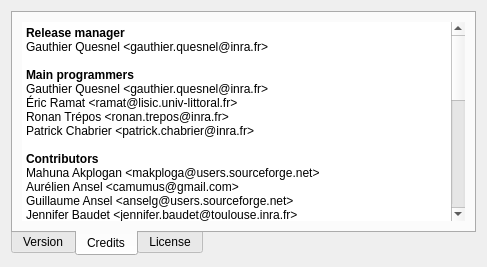
vle-forge/vle, file src/vle/gvle/aboutbox.ui: the form before one commit.
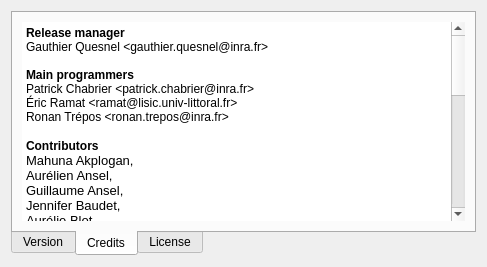
The form after the commit. The open tabs and pages were chosen to show the change. Icons and pictures are not drawn.

What changed in the file:
```diff
--- a/src/vle/gvle/aboutbox.ui
+++ b/src/vle/gvle/aboutbox.ui
@@ -139,38 +139,39 @@
 &lt;p style=&quot; margin-top:0px; margin-bottom:0px; margin-left:0px; margin-right:0px; -qt-block-indent:0; text-indent:0px;&quot;&gt;&lt;span style=&quot; font-family:'Cantarell'; font-size:9pt;&quot;&gt;Gauthier Quesnel &amp;lt;gauthier.quesnel@inra.fr&amp;gt;&lt;/span&gt;&lt;/p&gt;
 &lt;p style=&quot;-qt-paragraph-type:empty; margin-top:0px; margin-bottom:0px; margin-left:0px; margin-right:0px; -qt-block-indent:0; text-indent:0px; font-family:'Cantarell'; font-size:9pt;&quot;&gt;&lt;br /&gt;&lt;/p&gt;
 &lt;p style=&quot; margin-top:0px; margin-bottom:0px; margin-left:0px; margin-right:0px; -qt-block-indent:0; text-indent:0px;&quot;&gt;&lt;span style=&quot; font-family:'Cantarell'; font-size:9pt; font-weight:600;&quot;&gt;Main programmers&lt;/span&gt;&lt;/p&gt;
-&lt;p style=&quot; margin-top:0px; margin-bottom:0px; margin-left:0px; margin-right:0px; -qt-block-indent:0; text-indent:0px;&quot;&gt;&lt;span style=&quot; font-family:'Cantarell'; font-size:9pt;&quot;&gt;Gauthier Quesnel &amp;lt;gauthier.quesnel@inra.fr&amp;gt;&lt;/span&gt;&lt;/p&gt;
+&lt;p style=&quot; margin-top:0px; margin-bottom:0px; margin-left:0px; margin-right:0px; -qt-block-indent:0; text-indent:0px;&quot;&gt;&lt;span style=&quot; font-family:'Cantarell'; font-size:9pt;&quot;&gt;Patrick Chabrier &amp;lt;patrick.chabrier@inra.fr&amp;gt;&lt;/span&gt;&lt;/p&gt;
 &lt;p style=&quot; margin-top:0px; margin-bottom:0px; margin-left:0px; margin-right:0px; -qt-block-indent:0; text-indent:0px;&quot;&gt;&lt;span style=&quot; font-family:'Cantarell'; font-size:9pt;&quot;&gt;Éric Ramat &amp;lt;ramat@lisic.univ-littoral.fr&amp;gt;&lt;/span&gt;&lt;/p&gt;
 &lt;p style=&quot; margin-top:0px; margin-bottom:0px; margin-left:0px; margin-right:0px; -qt-block-indent:0; text-indent:0px;&quot;&gt;&lt;span style=&quot; font-family:'Cantarell'; font-size:9pt;&quot;&gt;Ronan Trépos &amp;lt;ronan.trepos@inra.fr&amp;gt;&lt;/span&gt;&lt;/p&gt;
-&lt;p style=&quot; margin-top:0px; margin-bottom:0px; margin-left:0px; margin-right:0px; -qt-block-indent:0; text-indent:0px;&quot;&gt;&lt;span style=&quot; font-family:'Cantarell'; font-size:9pt;&quot;&gt;Patrick Chabrier &amp;lt;patrick.chabrier@inra.fr&amp;gt;&lt;/span&gt;&lt;/p&gt;
-&lt;p style=&quot;-qt-paragraph-type:empty; margin-top:0px; margin-bottom:0px; margin-left:0px; margin-right:0px; -qt-block-indent:0; text-indent:0px; font-family:'Cantarell'; font-size:9pt;&quot;&gt;&lt;br /&gt;&lt;/p&gt;
+&lt;p style=&quot;-qt-paragraph-type:empty; margin-top:0px; margin-bottom:0px; margin-left:0px; margin-right:0px; -qt-block-indent:0; text-indent:0px;&quot;&gt;&lt;br /&gt;&lt;/p&gt;
 &lt;p style=&quot; margin-top:0px; margin-bottom:0px; margin-left:0px; margin-right:0px; -qt-block-indent:0; text-indent:0px;&quot;&gt;&lt;span style=&quot; font-family:'Cantarell'; font-size:9pt; font-weight:600;&quot;&gt;Contributors&lt;/span&gt;&lt;/p&gt;
-&lt;p style=&quot; margin-top:0px; margin-bottom:0px; margin-left:0px; margin-right:0px; -qt-block-indent:0; text-indent:0px;&quot;&gt;&lt;span style=&quot; font-size:9pt;&quot;&gt;Mahuna Akplogan &amp;lt;makploga@users.sourceforge.net&amp;gt;&lt;/span&gt;&lt;/p&gt;
-&lt;p style=&quot; margin-top:0px; margin-bottom:0px; margin-left:0px; margin-right:0px; -qt-block-indent:0; text-indent:0px;&quot;&gt;&lt;span style=&quot; font-size:9pt;&quot;&gt;Aurélien Ansel &amp;lt;camumus@gmail.com&amp;gt;&lt;/span&gt;&lt;/p&gt;
-&lt;p style=&quot; margin-top:0px; margin-bottom:0px; margin-left:0px; margin-right:0px; -qt-block-indent:0; text-indent:0px;&quot;&gt;&lt;span style=&quot; font-size:9pt;&quot;&gt;Guillaume Ansel &amp;lt;anselg@users.sourceforge.net&amp;gt;&lt;/span&gt;&lt;/p&gt;
-&lt;p style=&quot; margin-top:0px; margin-bottom:0px; margin-left:0px; margin-right:0px; -qt-block-indent:0; text-indent:0px;&quot;&gt;&lt;span style=&quot; font-size:9pt;&quot;&gt;Jennifer Baudet &amp;lt;jennifer.baudet@toulouse.inra.fr&amp;gt;&lt;/span&gt;&lt;/p&gt;
-&lt;p style=&quot; margin-top:0px; margin-bottom:0px; margin-left:0px; margin-right:0px; -qt-block-indent:0; text-indent:0px;&quot;&gt;&lt;span style=&quot; font-size:9pt;&quot;&gt;Aurélie Blot &amp;lt;ablot@users.sourceforge.net&amp;gt;&lt;/span&gt;&lt;/p&gt;
-&lt;p style=&quot; margin-top:0px; margin-bottom:0px; margin-left:0px; margin-right:0px; -qt-block-indent:0; text-indent:0px;&quot;&gt;&lt;span style=&quot; font-size:9pt;&quot;&gt;Bruno Bonté &amp;lt;bruno.bonte@cirad.fr&amp;gt;&lt;/span&gt;&lt;/p&gt;
-&lt;p style=&quot; margin-top:0px; margin-bottom:0px; margin-left:0px; margin-right:0px; -qt-block-indent:0; text-indent:0px;&quot;&gt;&lt;span style=&quot; font-size:9pt;&quot;&gt;Pierre Casadebaig &amp;lt;pierre.casadebaig@toulouse.inra.fr&amp;gt;&lt;/span&gt;&lt;/p&gt;
-&lt;p style=&quot; margin-top:0px; margin-bottom:0px; margin-left:0px; margin-right:0px; -qt-block-indent:0; text-indent:0px;&quot;&gt;&lt;span style=&quot; font-size:9pt;&quot;&gt;Éric Casellas &amp;lt;eric.casellas@inra.fr&amp;gt;&lt;/span&gt;&lt;/p&gt;
-&lt;p style=&quot; margin-top:0px; margin-bottom:0px; margin-left:0px; margin-right:0px; -qt-block-indent:0; text-indent:0px;&quot;&gt;&lt;span style=&quot; font-size:9pt;&quot;&gt;Genevieve Cirera &amp;lt;gcicera@eriste.toulouse.inra.fr&amp;gt;&lt;/span&gt;&lt;/p&gt;
-&lt;p style=&quot; margin-top:0px; margin-bottom:0px; margin-left:0px; margin-right:0px; -qt-block-indent:0; text-indent:0px;&quot;&gt;&lt;span style=&quot; font-size:9pt;&quot;&gt;Rémy Desrivieres &amp;lt;remy.desrivieres@gmail.com&amp;gt;&lt;/span&gt;&lt;/p&gt;
-&lt;p style=&quot; margin-top:0px; margin-bottom:0px; margin-left:0px; margin-right:0px; -qt-block-indent:0; text-indent:0px;&quot;&gt;&lt;span style=&quot; font-size:9pt;&quot;&gt;Raphaël Duboz &amp;lt;raphael.duboz@cirad.fr&amp;gt;&lt;/span&gt;&lt;/p&gt;
-&lt;p style=&quot; margin-top:0px; margin-bottom:0px; margin-left:0px; margin-right:0px; -qt-block-indent:0; text-indent:0px;&quot;&gt;&lt;span style=&quot; font-size:9pt;&quot;&gt;David Duvivier &amp;lt;david.duvivier@lil.univ-littoral.fr&amp;gt;&lt;/span&gt;&lt;/p&gt;
-&lt;p style=&quot; margin-top:0px; margin-bottom:0px; margin-left:0px; margin-right:0px; -qt-block-indent:0; text-indent:0px;&quot;&gt;&lt;span style=&quot; font-size:9pt;&quot;&gt;Mikaël Grialou &amp;lt;mikael.grialou@inra.fr&amp;gt;&lt;/span&gt;&lt;/p&gt;
-&lt;p style=&quot; margin-top:0px; margin-bottom:0px; margin-left:0px; margin-right:0px; -qt-block-indent:0; text-indent:0px;&quot;&gt;&lt;span style=&quot; font-size:9pt;&quot;&gt;Nathanaël Jourdane &amp;lt;roipoussiere@gmail.com&amp;gt;&lt;/span&gt;&lt;/p&gt;
-&lt;p style=&quot; margin-top:0px; margin-bottom:0px; margin-left:0px; margin-right:0px; -qt-block-indent:0; text-indent:0px;&quot;&gt;&lt;span style=&quot; font-size:9pt;&quot;&gt;Cyril Marcq &amp;lt;cmarcq@users.sourceforge.net&amp;gt;&lt;/span&gt;&lt;/p&gt;
-&lt;p style=&quot; margin-top:0px; margin-bottom:0px; margin-left:0px; margin-right:0px; -qt-block-indent:0; text-indent:0px;&quot;&gt;&lt;span style=&quot; font-size:9pt;&quot;&gt;Rémy Phelipot &amp;lt;Remy.Phelipot@toulouse.inra.fr&amp;gt;&lt;/span&gt;&lt;/p&gt;
-&lt;p style=&quot; margin-top:0px; margin-bottom:0px; margin-left:0px; margin-right:0px; -qt-block-indent:0; text-indent:0px;&quot;&gt;&lt;span style=&quot; font-size:9pt;&quot;&gt;Tatiana Pruvost &amp;lt;tatiana.pruvost@gmail.com&amp;gt;&lt;/span&gt;&lt;/p&gt;
-&lt;p style=&quot; margin-top:0px; margin-bottom:0px; margin-left:0px; margin-right:0px; -qt-block-indent:0; text-indent:0px;&quot;&gt;&lt;span style=&quot; font-size:9pt;&quot;&gt;Guillaume Radenne &amp;lt;guillaume.radenne@gmail.com&amp;gt;&lt;/span&gt;&lt;/p&gt;
-&lt;p style=&quot; margin-top:0px; margin-bottom:0px; margin-left:0px; margin-right:0px; -qt-block-indent:0; text-indent:0px;&quot;&gt;&lt;span style=&quot; font-size:9pt;&quot;&gt;Hennuyer Romain &amp;lt;romain.hennuyer@gmail.com&amp;gt;&lt;/span&gt;&lt;/p&gt;
-&lt;p style=&quot; margin-top:0px; margin-bottom:0px; margin-left:0px; margin-right:0px; -qt-block-indent:0; text-indent:0px;&quot;&gt;&lt;span style=&quot; font-size:9pt;&quot;&gt;Nathalie Rousse &amp;lt;nrousse@inra.fr&amp;gt;&lt;/span&gt;&lt;/p&gt;
-&lt;p style=&quot; margin-top:0px; margin-bottom:0px; margin-left:0px; margin-right:0px; -qt-block-indent:0; text-indent:0px;&quot;&gt;&lt;span style=&quot; font-size:9pt;&quot;&gt;Daniel Salomé &amp;lt;dansal62@users.sourceforge.net&amp;gt;&lt;/span&gt;&lt;/p&gt;
-&lt;p style=&quot; margin-top:0px; margin-bottom:0px; margin-left:0px; margin-right:0px; -qt-block-indent:0; text-indent:0px;&quot;&gt;&lt;span style=&quot; font-size:9pt;&quot;&gt;David Sauvage &amp;lt;davidsauvage8@gmail.com&amp;gt;&lt;/span&gt;&lt;/p&gt;
-&lt;p style=&quot; margin-top:0px; margin-bottom:0px; margin-left:0px; margin-right:0px; -qt-block-indent:0; text-indent:0px;&quot;&gt;&lt;span style=&quot; font-size:9pt;&quot;&gt;Jerome Thiard &amp;lt;jerome.thiard@toulouse.inra.fr&amp;gt;&lt;/span&gt;&lt;/p&gt;
-&lt;p style=&quot; margin-top:0px; margin-bottom:0px; margin-left:0px; margin-right:0px; -qt-block-indent:0; text-indent:0px;&quot;&gt;&lt;span style=&quot; font-size:9pt;&quot;&gt;Gaetan Vergeot &amp;lt;gaetan.vergeot@toulouse.inra.fr&amp;gt;&lt;/span&gt;&lt;/p&gt;
-&lt;p style=&quot; margin-top:0px; margin-bottom:0px; margin-left:0px; margin-right:0px; -qt-block-indent:0; text-indent:0px;&quot;&gt;&lt;span style=&quot; font-size:9pt;&quot;&gt;Grégory Wisniewski &amp;lt;codidex@gmail.com&amp;gt;&lt;/span&gt;&lt;/p&gt;
-&lt;p style=&quot; margin-top:0px; margin-bottom:0px; margin-left:0px; margin-right:0px; -qt-block-indent:0; text-indent:0px;&quot;&gt;&lt;span style=&quot; font-size:9pt;&quot;&gt;Arezki Zerourou &amp;lt;zerourou@toulouse.inra.fr&amp;gt;&lt;/span&gt;&lt;/p&gt;
+&lt;p style=&quot; margin-top:0px; margin-bottom:0px; margin-left:0px; margin-right:0px; -qt-block-indent:0; text-indent:0px;&quot;&gt;Mahuna Akplogan, &lt;/p&gt;
+&lt;p style=&quot; margin-top:0px; margin-bottom:0px; margin-left:0px; margin-right:0px; -qt-block-indent:0; text-indent:0px;&quot;&gt;Aurélien Ansel, &lt;/p&gt;
+&lt;p style=&quot; margin-top:0px; margin-bottom:0px; margin-left:0px; margin-right:0px; -qt-block-indent:0; text-indent:0px;&quot;&gt;Guillaume Ansel, &lt;/p&gt;
+&lt;p style=&quot; margin-top:0px; margin-bottom:0px; margin-left:0px; margin-right:0px; -qt-block-indent:0; text-indent:0px;&quot;&gt;Jennifer Baudet, &lt;/p&gt;
+&lt;p style=&quot; margin-top:0px; margin-bottom:0px; margin-left:0px; margin-right:0px; -qt-block-indent:0; text-indent:0px;&quot;&gt;Aurélie Blot, &lt;/p&gt;
+&lt;p style=&quot; margin-top:0px; margin-bottom:0px; margin-left:0px; margin-right:0px; -qt-block-indent:0; text-indent:0px;&quot;&gt;Bruno Bonté, &lt;/p&gt;
+&lt;p style=&quot; margin-top:0px; margin-bottom:0px; margin-left:0px; margin-right:0px; -qt-block-indent:0; text-indent:0px;&quot;&gt;Pierre Casadebaig, &lt;/p&gt;
+&lt;p style=&quot; margin-top:0px; margin-bottom:0px; margin-left:0px; margin-right:0px; -qt-block-indent:0; text-indent:0px;&quot;&gt;Éric Casellas, &lt;/p&gt;
+&lt;p style=&quot; margin-top:0px; margin-bottom:0px; margin-left:0px; margin-right:0px; -qt-block-indent:0; text-indent:0px;&quot;&gt;Genevieve Cirera, &lt;/p&gt;
+&lt;p style=&quot; margin-top:0px; margin-bottom:0px; margin-left:0px; margin-right:0px; -qt-block-indent:0; text-indent:0px;&quot;&gt;Rémy Desrivieres, &lt;/p&gt;
+&lt;p style=&quot; margin-top:0px; margin-bottom:0px; margin-left:0px; margin-right:0px; -qt-block-indent:0; text-indent:0px;&quot;&gt;Raphaël Duboz, &lt;/p&gt;
+&lt;p style=&quot; margin-top:0px; margin-bottom:0px; margin-left:0px; margin-right:0px; -qt-block-indent:0; text-indent:0px;&quot;&gt;David Duvivier, &lt;/p&gt;
+&lt;p style=&quot; margin-top:0px; margin-bottom:0px; margin-left:0px; margin-right:0px; -qt-block-indent:0; text-indent:0px;&quot;&gt;Mikaël Grialou, &lt;/p&gt;
+&lt;p style=&quot; margin-top:0px; margin-bottom:0px; margin-left:0px; margin-right:0px; -qt-block-indent:0; text-indent:0px;&quot;&gt;Nathanaël Jourdane, &lt;/p&gt;
+&lt;p style=&quot; margin-top:0px; margin-bottom:0px; margin-left:0px; margin-right:0px; -qt-block-indent:0; text-indent:0px;&quot;&gt;Cyril Marcq, &lt;/p&gt;
+&lt;p style=&quot; margin-top:0px; margin-bottom:0px; margin-left:0px; margin-right:0px; -qt-block-indent:0; text-indent:0px;&quot;&gt;Rémy Phelipot, &lt;/p&gt;
+&lt;p style=&quot; margin-top:0px; margin-bottom:0px; margin-left:0px; margin-right:0px; -qt-block-indent:0; text-indent:0px;&quot;&gt;Tatiana Pruvost, &lt;/p&gt;
+&lt;p style=&quot; margin-top:0px; margin-bottom:0px; margin-left:0px; margin-right:0px; -qt-block-indent:0; text-indent:0px;&quot;&gt;Guillaume Radenne, &lt;/p&gt;
+&lt;p style=&quot; margin-top:0px; margin-bottom:0px; margin-left:0px; margin-right:0px; -qt-block-indent:0; text-indent:0px;&quot;&gt;Hennuyer Romain, &lt;/p&gt;
+&lt;p style=&quot; margin-top:0px; margin-bottom:0px; margin-left:0px; margin-right:0px; -qt-block-indent:0; text-indent:0px;&quot;&gt;Nathalie Rousse, &lt;/p&gt;
+&lt;p style=&quot; margin-top:0px; margin-bottom:0px; margin-left:0px; margin-right:0px; -qt-block-indent:0; text-indent:0px;&quot;&gt;Daniel Salomé, &lt;/p&gt;
+&lt;p style=&quot; margin-top:0px; margin-bottom:0px; margin-left:0px; margin-right:0px; -qt-block-indent:0; text-indent:0px;&quot;&gt;David Sauvage, &lt;/p&gt;
+&lt;p style=&quot; margin-top:0px; margin-bottom:0px; margin-left:0px; margin-right:0px; -qt-block-indent:0; text-indent:0px;&quot;&gt;Jerome Thiard, &lt;/p&gt;
+&lt;p style=&quot; margin-top:0px; margin-bottom:0px; margin-left:0px; margin-right:0px; -qt-block-indent:0; text-indent:0px;&quot;&gt;Gaetan Vergeot, &lt;/p&gt;
+&lt;p style=&quot; margin-top:0px; margin-bottom:0px; margin-left:0px; margin-right:0px; -qt-block-indent:0; text-indent:0px;&quot;&gt;Grégory Wisniewski, &lt;/p&gt;
+&lt;p style=&quot; margin-top:0px; margin-bottom:0px; margin-left:0px; margin-right:0px; -qt-block-indent:0; text-indent:0px;&quot;&gt;Arezki Zerourou.&lt;/p&gt;
+&lt;p style=&quot;-qt-paragraph-type:empty; margin-top:0px; margin-bottom:0px; margin-left:0px; margin-right:0px; -qt-block-indent:0; text-indent:0px;&quot;&gt;&lt;br /&gt;&lt;/p&gt;
+&lt;p style=&quot;-qt-paragraph-type:empty; margin-top:0px; margin-bottom:0px; margin-left:0px; margin-right:0px; -qt-block-indent:0; text-indent:0px;&quot;&gt;&lt;br /&gt;&lt;/p&gt;
 &lt;p style=&quot;-qt-paragraph-type:empty; margin-top:0px; margin-bottom:0px; margin-left:0px; margin-right:0px; -qt-block-indent:0; text-indent:0px; font-size:9pt;&quot;&gt;&lt;br /&gt;&lt;/p&gt;&lt;/body&gt;&lt;/html&gt;</string>
          </property>
         </widget>
```
Left out of the diff: 4 changed lines with no effect on the pictures.
